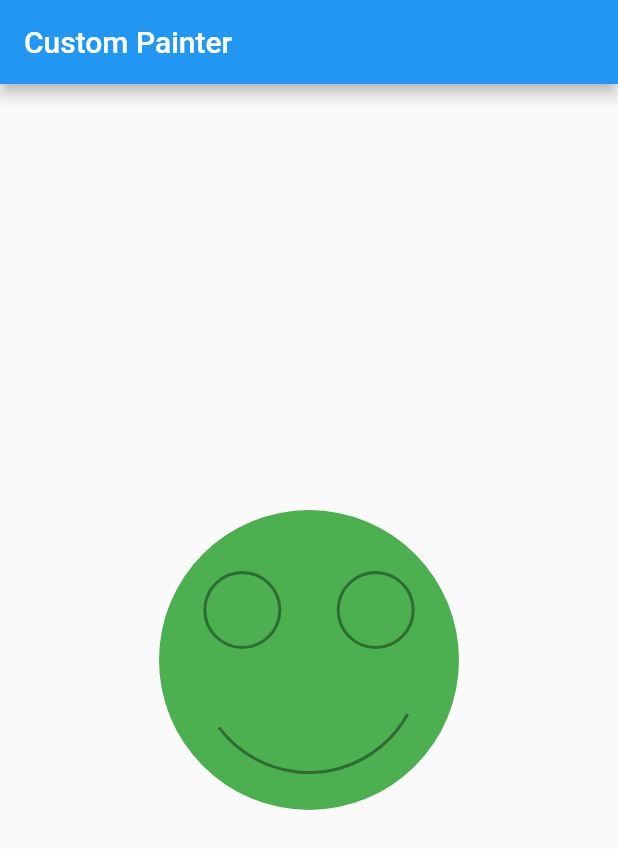
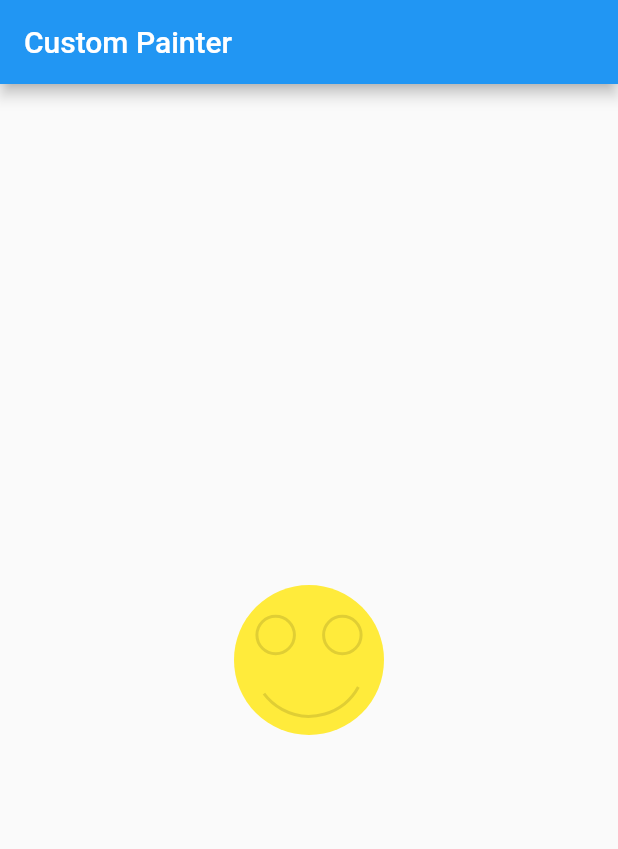
Before and after one commit to ocalvet/flutter_custom_painter, a Flutter app: the screen it shows after launch, on a phone screen of 412 x 824 dp. Shown: the top 849 px of the screen. Run offline on Flutter 3.47's test engine with Material 2 defaults, Android fonts, the phone set to English and light mode, and no system bars.

Commit message:
Use colors in the HomePage

```diff
--- a/lib/home_page.dart
+++ b/lib/home_page.dart
@@ -14,7 +14,9 @@ class HomePage extends StatelessWidget {
         children: [
           Center(
             child: HappyFace(
-              size: 200,
+              size: 100,
+              fillColor: Colors.yellow[500],
+              strokeColor: Colors.black12,
             ),
           ),
         ],
```
